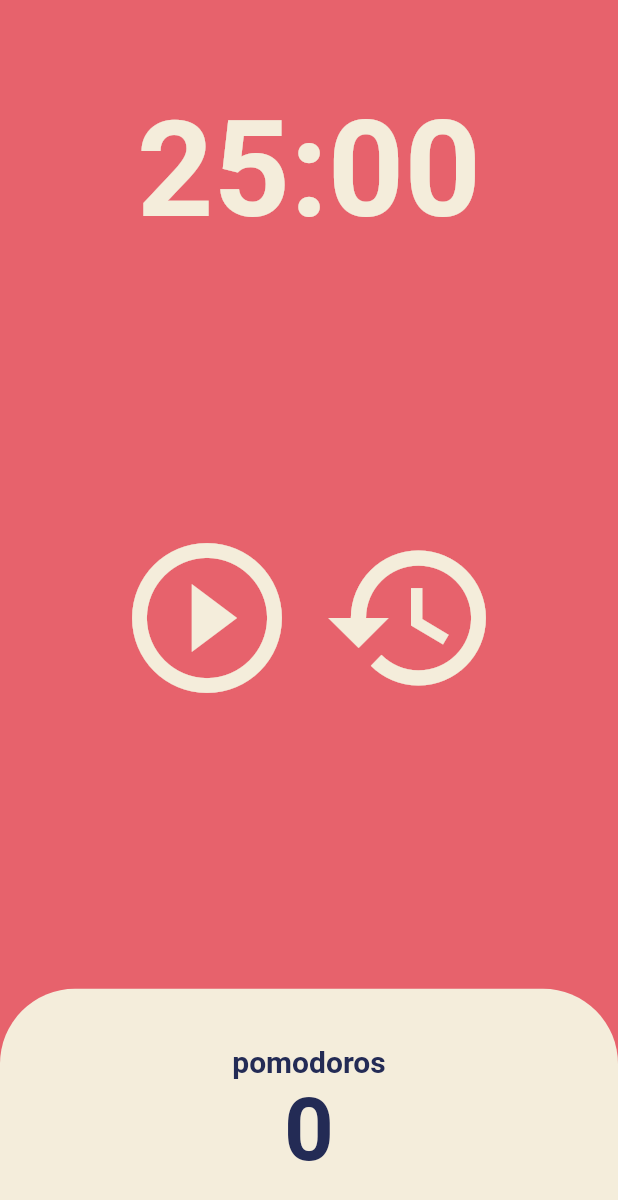
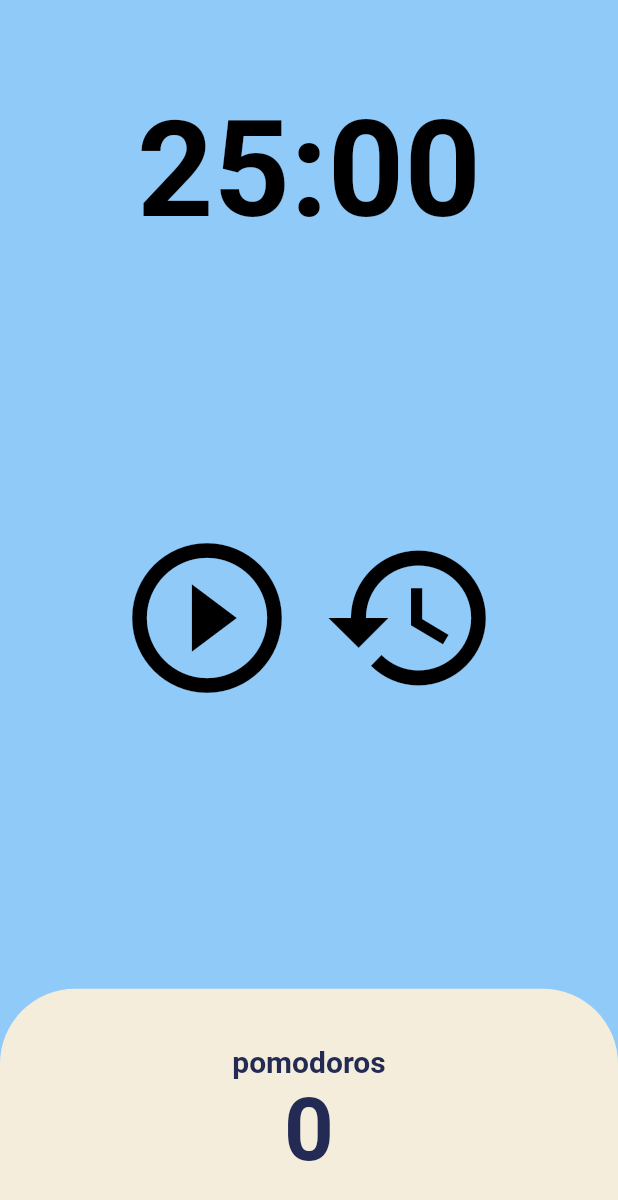
Before and after one commit to aprochoi/flutter_prac, a Flutter app: the screen it shows after launch, on a phone screen of 412 x 824 dp. Shown: the top 1200 px of the screen. Run offline on Flutter 3.47's test engine with Material 2 defaults, Android fonts, the light colour scheme and no system bars; our stand-ins replace bloc, cloud_firestore, firebase_core, flutter_bloc, flutter_spinkit, flutter_svg and 8 more; missing offline and left inert: dart:html; accounts and stored records are empty.

Commit message:
pomodoro

```diff
--- a/pomodoro_app/lib/main.dart
+++ b/pomodoro_app/lib/main.dart
@@ -13,13 +13,13 @@ class MyApp extends StatelessWidget {
   Widget build(BuildContext context) {
     return MaterialApp(
       theme: ThemeData(
-        backgroundColor: const Color(0xFFE7626C),
+        backgroundColor: Colors.blue[200],
         textTheme: const TextTheme(
           headline1: TextStyle(
             color: Color(0xFF232B55),
           ),
         ),
-        cardColor: const Color(0xFFF4EDDB),
+        cardColor: Colors.black,
       ),
       home: const HomeScreen(),
     );
--- a/pomodoro_app/lib/screens/home_screen.dart
+++ b/pomodoro_app/lib/screens/home_screen.dart
@@ -107,9 +107,9 @@ class _HomeScreenState extends State<HomeScreen> {
               children: [
                 Expanded(
                   child: Container(
-                    decoration: BoxDecoration(
-                      color: Theme.of(context).cardColor,
-                      borderRadius: const BorderRadius.only(
+                    decoration: const BoxDecoration(
+                      color: Color(0xFFF4EDDB),
+                      borderRadius: BorderRadius.only(
                         topLeft: Radius.circular(50),
                         topRight: Radius.circular(50),
                       ),
```
